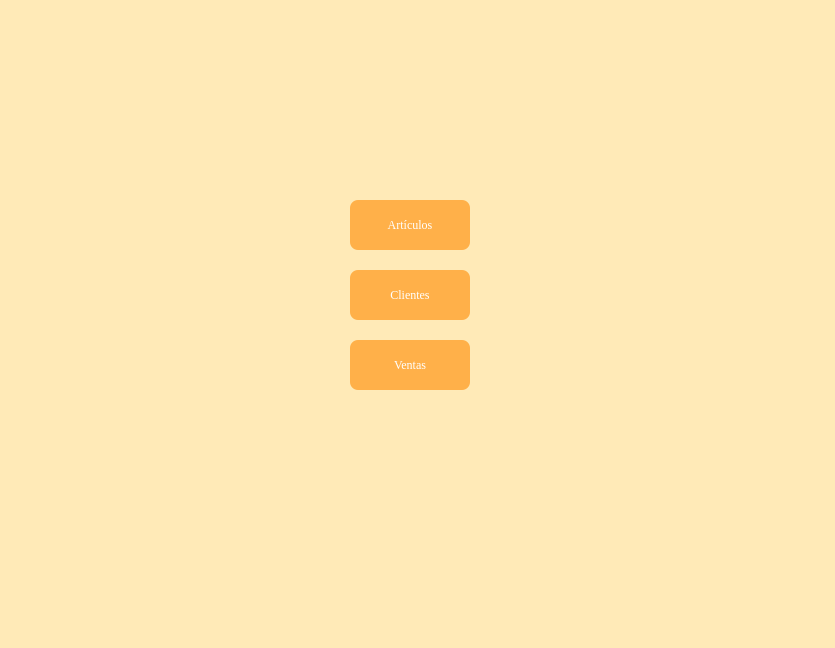
Above: codigo/vista/paginaPrincipal.ui from OswaldoArceoR/AbarrotesTiziminVentas before the change. Below: the same form after it.
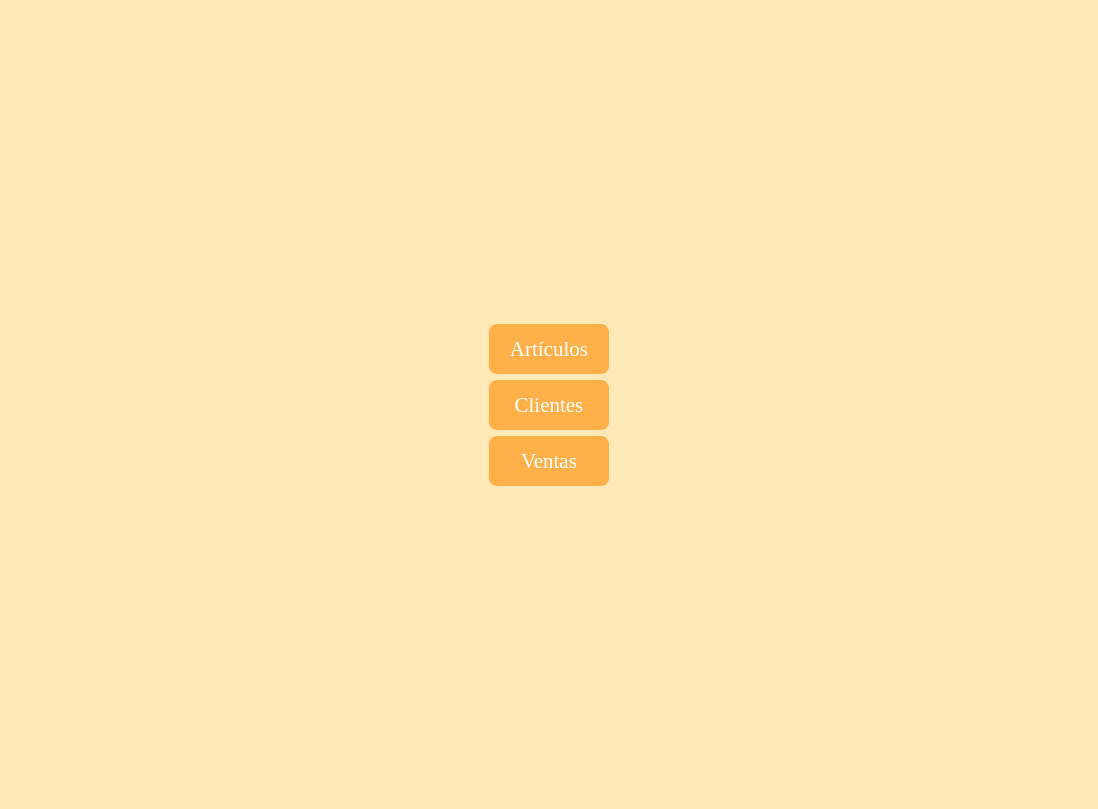
That is the form after the change. Icons and pictures are not drawn.

What changed in the file:
```diff
--- a/codigo/vista/paginaPrincipal.ui
+++ b/codigo/vista/paginaPrincipal.ui
@@ -6,8 +6,8 @@
    <rect>
     <x>0</x>
     <y>0</y>
-    <width>835</width>
-    <height>648</height>
+    <width>1098</width>
+    <height>809</height>
    </rect>
   </property>
   <property name="palette">
@@ -431,14 +431,44 @@
   <property name="autoFillBackground">
    <bool>false</bool>
   </property>
+  <layout class="QVBoxLayout" name="verticalLayoutMain">
+   <item>
+    <spacer name="verticalSpacerTop">
+     <property name="orientation">
+      <enum>Qt::Vertical</enum>
+     </property>
+     <property name="sizeHint" stdset="0">
+      <size>
+       <width>20</width>
+       <height>40</height>
+      </size>
+     </property>
+    </spacer>
+   </item>
+   <item>
+    <layout class="QHBoxLayout" name="horizontalLayoutButtons">
+     <item>
+      <spacer name="horizontalSpacerLeft">
+       <property name="orientation">
+        <enum>Qt::Horizontal</enum>
+       </property>
+       <property name="sizeHint" stdset="0">
+        <size>
+         <width>40</width>
+         <height>20</height>
+        </size>
+       </property>
+      </spacer>
+     </item>
+     <item>
+      <layout class="QVBoxLayout" name="verticalLayoutButtons">
+       <item>
   <widget class="QPushButton" name="btnArticulos">
-   <property name="geometry">
-    <rect>
-     <x>350</x>
-     <y>200</y>
+         <property name="minimumSize">
+          <size>
      <width>120</width>
      <height>50</height>
-    </rect>
+          </size>
    </property>
    <property name="palette">
     <palette>
@@ -858,6 +888,7 @@
    <property name="font">
     <font>
      <family>Times New Roman</family>
+           <pointsize>16</pointsize>
      <weight>50</weight>
      <bold>false</bold>
     </font>
@@ -892,14 +923,14 @@
     <string>Artículos</string>
    </property>
   </widget>
+       </item>
+       <item>
   <widget class="QPushButton" name="btnClientes">
-   <property name="geometry">
-    <rect>
-     <x>350</x>
-     <y>270</y>
+         <property name="minimumSize">
+          <size>
      <width>120</width>
      <height>50</height>
-    </rect>
+          </size>
    </property>
    <property name="palette">
     <palette>
@@ -1319,6 +1350,7 @@
    <property name="font">
     <font>
      <family>Times New Roman</family>
+           <pointsize>16</pointsize>
      <weight>50</weight>
      <bold>false</bold>
     </font>
@@ -1354,14 +1386,14 @@
     <string>Clientes</string>
    </property>
   </widget>
+       </item>
+       <item>
   <widget class="QPushButton" name="btnVentas">
-   <property name="geometry">
-    <rect>
-     <x>350</x>
-     <y>340</y>
+         <property name="minimumSize">
+          <size>
      <width>120</width>
      <height>50</height>
-    </rect>
+          </size>
    </property>
    <property name="palette">
     <palette>
@@ -1781,6 +1813,7 @@
    <property name="font">
     <font>
      <family>Times New Roman</family>
+           <pointsize>16</pointsize>
      <weight>50</weight>
      <bold>false</bold>
     </font>
@@ -1813,6 +1846,54 @@
    </property>
    <property name="text">
     <string>Ventas</string>
+         </property>
+        </widget>
+       </item>
+      </layout>
+     </item>
+     <item>
+      <spacer name="horizontalSpacerRight">
+       <property name="orientation">
+        <enum>Qt::Horizontal</enum>
+       </property>
+       <property name="sizeHint" stdset="0">
+        <size>
+         <width>40</width>
+         <height>20</height>
+        </size>
+       </property>
+      </spacer>
+     </item>
+    </layout>
+   </item>
+   <item>
+    <spacer name="verticalSpacerBottom">
+     <property name="orientation">
+      <enum>Qt::Vertical</enum>
+     </property>
+     <property name="sizeHint" stdset="0">
+      <size>
+       <width>20</width>
+       <height>40</height>
+      </size>
+     </property>
+    </spacer>
+   </item>
+  </layout>
+  <widget class="QLabel" name="label">
+   <property name="geometry">
+    <rect>
+     <x>10</x>
+     <y>10</y>
+     <width>150</width>
+     <height>120</height>
+    </rect>
+   </property>
+   <property name="pixmap">
+    <pixmap>logo con nombre.png</pixmap>
+   </property>
+   <property name="scaledContents">
+    <bool>true</bool>
    </property>
   </widget>
  </widget>
```
Lines whose indentation alone changed are shown as unchanged.
